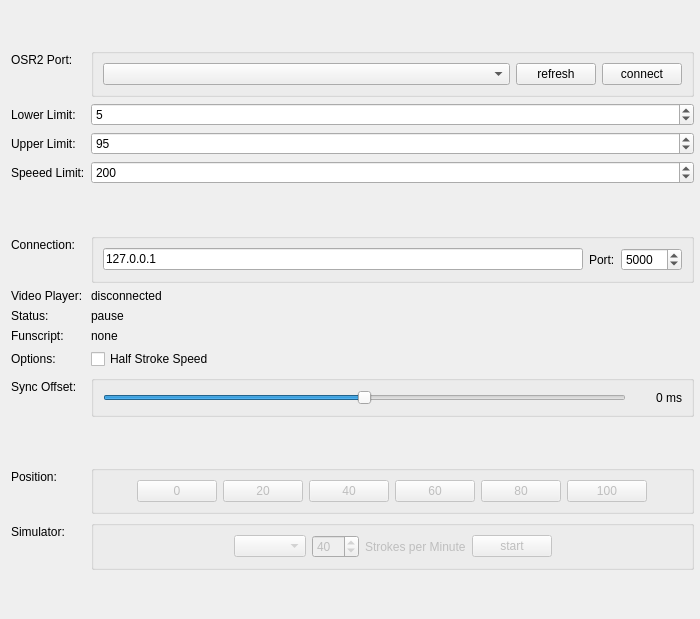
Before: the Qt Designer form tcode_player/osr2_player_view.ui in michael-mueller-git/Python-TCode-Player, drawn with Qt 5.
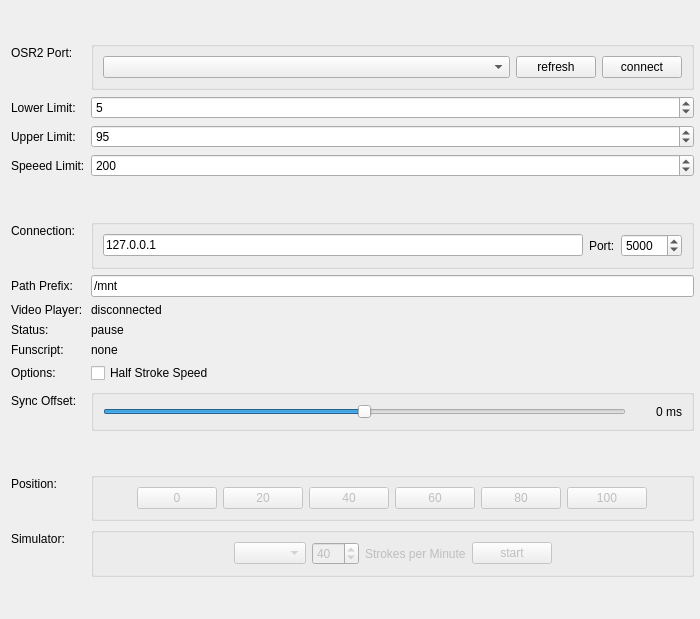
After: the same form once the commit is applied.

Commit message: add path prefix

```diff
--- a/tcode_player/osr2_player_view.ui
+++ b/tcode_player/osr2_player_view.ui
@@ -221,70 +221,70 @@
      </layout>
     </widget>
    </item>
-   <item row="15" column="0">
+   <item row="17" column="0">
     <widget class="QLabel" name="labelWhirligig">
      <property name="text">
       <string>Video Player:</string>
      </property>
     </widget>
    </item>
-   <item row="15" column="1">
+   <item row="17" column="1">
     <widget class="QLabel" name="whirligigTimeserverLabel">
      <property name="text">
       <string>disconnected</string>
      </property>
     </widget>
    </item>
-   <item row="17" column="0">
+   <item row="19" column="0">
     <widget class="QLabel" name="labelStatus">
      <property name="text">
       <string>Status:</string>
      </property>
     </widget>
    </item>
-   <item row="17" column="1">
+   <item row="19" column="1">
     <widget class="QLabel" name="playerStatusLabel">
      <property name="text">
       <string>pause</string>
      </property>
     </widget>
    </item>
-   <item row="18" column="0">
+   <item row="20" column="0">
     <widget class="QLabel" name="labelFunscript">
      <property name="text">
       <string>Funscript:</string>
      </property>
     </widget>
    </item>
-   <item row="18" column="1">
+   <item row="20" column="1">
     <widget class="QLabel" name="funscriptLabel">
      <property name="text">
       <string>none</string>
      </property>
     </widget>
    </item>
-   <item row="19" column="0">
+   <item row="21" column="0">
     <widget class="QLabel" name="label_3">
      <property name="text">
       <string>Options:</string>
      </property>
     </widget>
    </item>
-   <item row="19" column="1">
+   <item row="21" column="1">
     <widget class="QCheckBox" name="halfStrokeCheckBox">
      <property name="text">
       <string>Half Stroke Speed</string>
      </property>
     </widget>
    </item>
-   <item row="20" column="0">
+   <item row="22" column="0">
     <widget class="QLabel" name="labelOffset">
      <property name="text">
       <string>Sync Offset:</string>
      </property>
     </widget>
    </item>
-   <item row="20" column="1">
+   <item row="22" column="1">
     <widget class="QGroupBox" name="offsetGroupBox">
      <property name="title">
       <string/>
@@ -322,7 +322,7 @@
      </layout>
     </widget>
    </item>
-   <item row="22" column="1">
+   <item row="24" column="1">
     <spacer name="verticalSpacer_2">
      <property name="orientation">
       <enum>Qt::Vertical</enum>
@@ -335,14 +335,14 @@
      </property>
     </spacer>
    </item>
-   <item row="23" column="0">
+   <item row="25" column="0">
     <widget class="QLabel" name="labelPosition">
      <property name="text">
       <string>Position:</string>
      </property>
     </widget>
    </item>
-   <item row="23" column="1">
+   <item row="25" column="1">
     <widget class="QGroupBox" name="positionGroupBox">
      <property name="enabled">
       <bool>false</bool>
@@ -428,14 +428,14 @@
      </layout>
     </widget>
    </item>
-   <item row="25" column="0">
+   <item row="27" column="0">
     <widget class="QLabel" name="label">
      <property name="text">
       <string>Simulator:</string>
      </property>
     </widget>
    </item>
-   <item row="25" column="1">
+   <item row="27" column="1">
     <widget class="QGroupBox" name="simulatorGroupBox">
      <property name="enabled">
       <bool>false</bool>
@@ -506,7 +506,7 @@
      </layout>
     </widget>
    </item>
-   <item row="26" column="1">
+   <item row="28" column="1">
     <spacer name="verticalSpacerBottom">
      <property name="orientation">
       <enum>Qt::Vertical</enum>
@@ -526,6 +526,20 @@
      </property>
     </widget>
    </item>
+   <item row="16" column="1">
+    <widget class="QLineEdit" name="lineEdit_2">
+     <property name="text">
+      <string>/mnt</string>
+     </property>
+    </widget>
+   </item>
+   <item row="16" column="0">
+    <widget class="QLabel" name="label_7">
+     <property name="text">
+      <string>Path Prefix:</string>
+     </property>
+    </widget>
+   </item>
   </layout>
  </widget>
  <resources/>
```
The commit also changes 3 other files.
